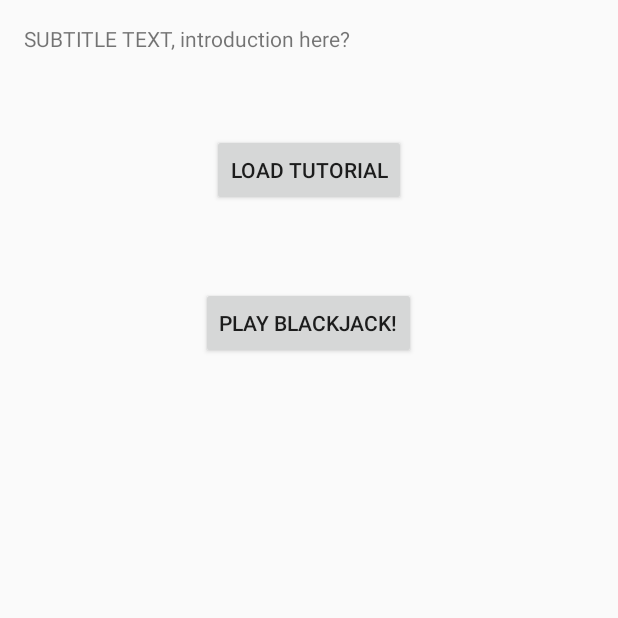
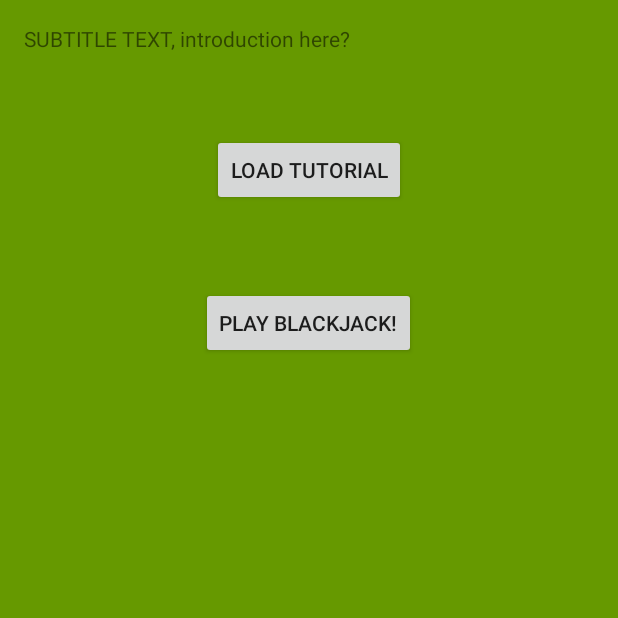
Before and after one commit to xyzst/Visually-Impaired-Blackjack, an Android app: the screen it shows after launch (MainActivity), on a phone screen of 412 x 824 dp, the top half of it. Run offline under Robolectric (Android 15) with nearby library versions, the phone set to English and light mode, and no system bars.

Commit message:
Updated android:background for uniformity across the activities, could change later to an image or logo

```diff
--- a/app/src/main/res/layout/activity_main.xml
+++ b/app/src/main/res/layout/activity_main.xml
@@ -8,10 +8,9 @@
     android:paddingLeft="@dimen/activity_horizontal_margin"
     android:paddingRight="@dimen/activity_horizontal_margin"
     android:paddingTop="@dimen/activity_vertical_margin"
-    tools:context="tnc16_coh5_d_r273.blind_blackjack.MainActivity">
+    tools:context="tnc16_coh5_d_r273.blind_blackjack.MainActivity"
+    android:background="@android:color/holo_green_dark">
 
-    <!-- TODO: add a background image here -->
-    <!-- TODO: add gesture based options as well, one tap == load tutorial, two taps == play blackjack -->
 
     <TextView
         android:layout_width="wrap_content"
--- a/app/src/main/res/layout/activity_place_wager.xml
+++ b/app/src/main/res/layout/activity_place_wager.xml
@@ -4,7 +4,8 @@
     xmlns:tools="http://schemas.android.com/tools"
     android:layout_width="match_parent"
     android:layout_height="match_parent"
-    tools:context="tnc16_coh5_d_r273.blind_blackjack.PlaceWagerActivity">
+    tools:context="tnc16_coh5_d_r273.blind_blackjack.PlaceWagerActivity"
+    android:background="@android:color/holo_green_dark">
 
     <SeekBar
         android:id="@+id/seekBarBetAmount"
```
